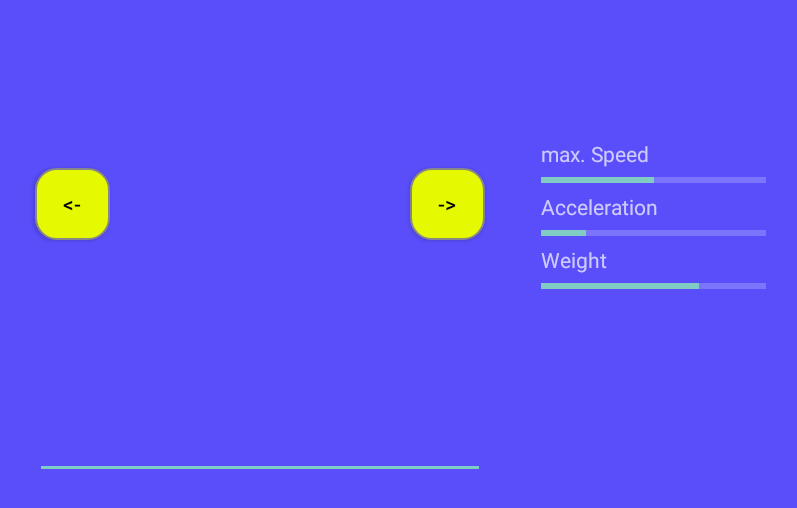
After one commit to rhintersteininger/open-wheels, an Android app: the CustomizationActivity screen opened directly, with no data from a screen before it, on a phone screen of 824 x 412 dp (held sideways). The commit adds this screen. Shown: the top 508 px of the screen, without its empty margins (13-810 px from the left). Run offline under Robolectric (Android 15) with nearby library versions, the phone set to English and light mode, and no system bars.

Commit message:
all layouts and navigation added

```diff
--- a/app/build.gradle
+++ b/app/build.gradle
@@ -23,4 +23,5 @@ dependencies {
     compile fileTree(dir: 'libs', include: ['*.jar'])
     testCompile 'junit:junit:4.12'
     compile 'com.android.support:appcompat-v7:23.3.0'
+    compile 'com.journeyapps:zxing-android-embedded:3.2.0@aar'
 }
--- /dev/null
+++ b/app/src/main/java/com/hintersteininger/ralf/openwheels/CustomizationActivity.java
@@ -0,0 +1,16 @@
+package com.hintersteininger.ralf.openwheels;
+
+import android.app.Activity;
+import android.os.Bundle;
+
+/**
+ * Created by ralf on 19.05.16.
+ */
+public class CustomizationActivity extends Activity {
+
+    @Override
+    protected void onCreate(Bundle savedInstanceState) {
+        super.onCreate(savedInstanceState);
+        this.setContentView(R.layout.customize_activity);
+    }
+}
--- /dev/null
+++ b/app/src/main/res/drawable/button_main.xml
@@ -0,0 +1,20 @@
+<?xml version="1.0" encoding="utf-8"?>
+<shape xmlns:android="http://schemas.android.com/apk/res/android" android:shape="rectangle" >
+    <corners
+        android:radius="14dp"
+        />
+    <solid
+        android:color="@color/colorAccent"
+        />
+
+    <padding
+        android:left="0dp"
+        android:top="0dp"
+        android:right="0dp"
+        android:bottom="0dp"
+        />
+    <stroke
+        android:width="1dp"
+        android:color="#878787"
+        />
+</shape>
--- /dev/null
+++ b/app/src/main/res/layout-land/customize_activity.xml
@@ -0,0 +1,119 @@
+<?xml version="1.0" encoding="utf-8"?>
+<RelativeLayout xmlns:android="http://schemas.android.com/apk/res/android"
+    android:orientation="vertical" android:layout_width="match_parent"
+    android:layout_height="match_parent"
+    android:background="@color/colorPrimary">
+
+    <ImageSwitcher
+        android:layout_width="200dp"
+        android:layout_height="200dp"
+        android:id="@+id/imageSwitcher"
+        android:layout_gravity="center_horizontal"
+        android:layout_marginTop="40dp"
+        android:layout_alignParentTop="true"
+        android:layout_toRightOf="@+id/button2"
+        android:layout_toEndOf="@+id/button2" />
+
+    <Button
+        android:layout_width="50dp"
+        android:layout_height="wrap_content"
+        android:text="->"
+        android:id="@+id/button"
+        android:background="@drawable/button_main"
+        android:textColor="#000"
+        android:layout_marginTop="72dp"
+        android:layout_alignTop="@+id/imageSwitcher"
+        android:layout_toRightOf="@+id/imageSwitcher"
+        android:layout_toEndOf="@+id/imageSwitcher" />
+
+    <Button
+        android:layout_width="50dp"
+        android:layout_height="wrap_content"
+        android:text="&lt;-"
+        android:id="@+id/button2"
+        android:background="@drawable/button_main"
+        android:textColor="#000"
+        android:layout_alignTop="@+id/button"
+        android:layout_alignParentLeft="true"
+        android:layout_alignParentStart="true"
+        android:layout_marginLeft="32dp"
+        android:layout_marginStart="32dp" />
+
+    <EditText
+        android:layout_width="wrap_content"
+        android:layout_height="wrap_content"
+        android:id="@+id/editText"
+        android:layout_below="@+id/imageSwitcher"
+        android:layout_alignLeft="@+id/button2"
+        android:layout_alignStart="@+id/button2"
+        android:layout_marginTop="34dp"
+        android:layout_alignRight="@+id/button"
+        android:layout_alignEnd="@+id/button" />
+
+    <TextView
+        android:layout_width="wrap_content"
+        android:layout_height="wrap_content"
+        android:text="max. Speed"
+        android:id="@+id/textView_customize_speed"
+        android:layout_marginLeft="37dp"
+        android:layout_marginStart="37dp"
+        android:layout_above="@+id/progressBar_customize_speed"
+        android:layout_toRightOf="@+id/editText"
+        android:layout_toEndOf="@+id/editText" />
+
+    <TextView
+        android:layout_width="wrap_content"
+        android:layout_height="wrap_content"
+        android:text="Acceleration"
+        android:id="@+id/textView_customize_acceleration"
+        android:layout_below="@+id/progressBar_customize_speed"
+        android:layout_alignLeft="@+id/progressBar_customize_speed"
+        android:layout_alignStart="@+id/progressBar_customize_speed" />
+
+    <TextView
+        android:layout_width="wrap_content"
+        android:layout_height="wrap_content"
+        android:text="Weight"
+        android:id="@+id/textView_customize_weight"
+        android:layout_below="@+id/progressBar_customize_acceleration"
+        android:layout_alignLeft="@+id/progressBar_customize_acceleration"
+        android:layout_alignStart="@+id/progressBar_customize_acceleration" />
+
+    <ProgressBar
+        style="?android:attr/progressBarStyleHorizontal"
+        android:layout_width="150dp"
+        android:layout_height="wrap_content"
+        android:id="@+id/progressBar_customize_speed"
+        android:max="100"
+        android:indeterminate="false"
+        android:progress="50"
+        android:layout_alignTop="@+id/button"
+        android:layout_alignLeft="@+id/textView_customize_speed"
+        android:layout_alignStart="@+id/textView_customize_speed" />
+
+    <ProgressBar
+        style="?android:attr/progressBarStyleHorizontal"
+        android:layout_width="wrap_content"
+        android:layout_height="wrap_content"
+        android:id="@+id/progressBar_customize_acceleration"
+        android:layout_alignRight="@+id/progressBar_customize_speed"
+        android:layout_alignEnd="@+id/progressBar_customize_speed"
+        android:layout_below="@+id/textView_customize_acceleration"
+        android:layout_alignLeft="@+id/textView_customize_acceleration"
+        android:layout_alignStart="@+id/textView_customize_acceleration"
+        android:max="100"
+        android:progress="20"
+        android:indeterminate="false" />
+
+    <ProgressBar
+        style="?android:attr/progressBarStyleHorizontal"
+        android:layout_width="150dp"
+        android:layout_height="wrap_content"
+        android:id="@+id/progressBar_customize_weight"
+        android:max="100"
+        android:progress="70"
+        android:indeterminate="false"
+        android:layout_below="@+id/textView_customize_weight"
+        android:layout_alignLeft="@+id/progressBar_customize_acceleration" />
+
+</RelativeLayout>
--- a/app/src/main/res/values/colors.xml
+++ b/app/src/main/res/values/colors.xml
@@ -1,6 +1,6 @@
 <?xml version="1.0" encoding="utf-8"?>
 <resources>
-    <color name="colorPrimary">#3F51B5</color>
+    <color name="colorPrimary">#594efa</color>
     <color name="colorPrimaryDark">#303F9F</color>
-    <color name="colorAccent">#FF4081</color>
+    <color name="colorAccent">#e5fa00</color>
 </resources>
```
Also changed, not shown: app/src/main/AndroidManifest.xml (+11 -2 lines), app/src/main/java/com/hintersteininger/ralf/openwheels/LobbyActivity.java (added, +30 -0 lines), app/src/main/java/com/hintersteininger/ralf/openwheels/MainActivity.java (+15 -0 lines), app/src/main/java/com/hintersteininger/ralf/openwheels/Preferences.java (added, +27 -0 lines), app/src/main/res/layout-land/activity_main.xml (added, +36 -0 lines), app/src/main/res/layout-land/controller_activity.xml (added, +28 -0 lines), app/src/main/res/layout-land/lobby_activity.xml (added, +52 -0 lines), app/src/main/res/layout/activity_main.xml (deleted, +0 -16 lines), app/src/main/res/xml/prefs.xml (added, +14 -0 lines).
